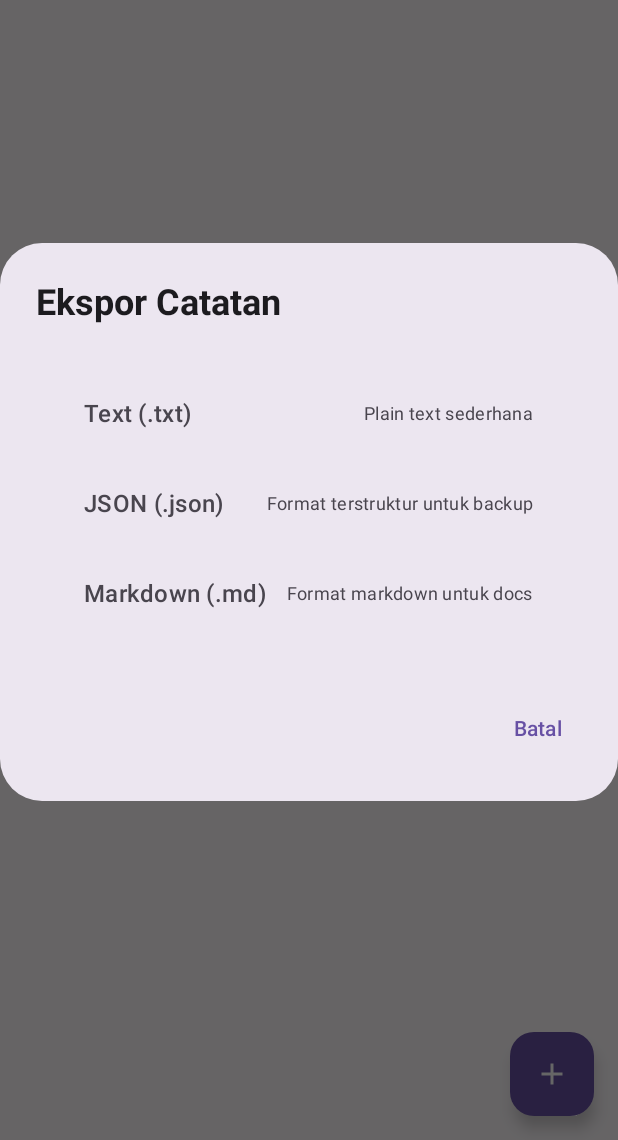
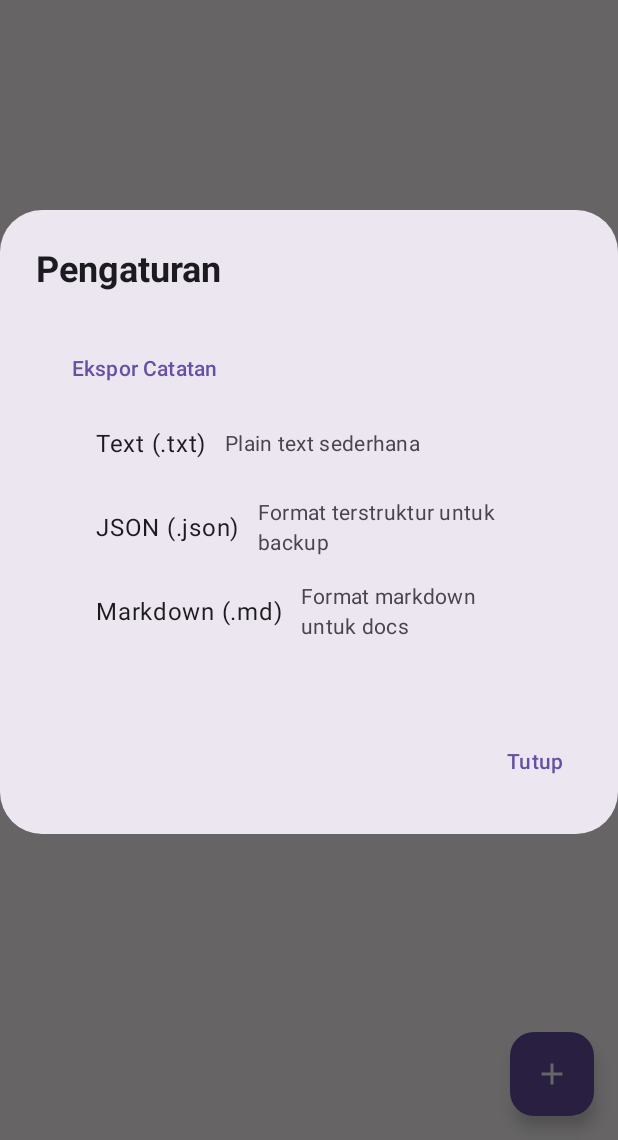
Before and after one commit to Nirune/Catetan, an Android app built with Jetpack Compose: the screen it shows after launch (MainActivity), after a tap on "Export", on a phone screen of 412 x 824 dp, the part 96-1236 px from its top. Run offline under Robolectric (Android 15) with nearby library versions, the phone set to English and light mode, and no system bars; our stand-ins replace Room's generated code.

Commit message:
Refactor export dialog to match settings dialog style

```diff
--- a/app/src/main/java/com/example/notesapp/presentation/ui/NoteListScreen.kt
+++ b/app/src/main/java/com/example/notesapp/presentation/ui/NoteListScreen.kt
@@ -300,28 +300,52 @@ fun SingleNoteExportDialog(
 
     AlertDialog(
         onDismissRequest = onDismiss,
-        title = { Text("Ekspor \"${note.title}\"", fontWeight = FontWeight.Bold) },
+        title = { Text(stringResource(R.string.settings_title), fontWeight = FontWeight.Bold) },
         text = {
             Column(
-                modifier = Modifier.padding(16.dp),
+                modifier = Modifier.padding(24.dp),
                 verticalArrangement = Arrangement.spacedBy(8.dp)
+            ) {
+                Text(
+                    text = "Ekspor \"${note.title}\"",
+                    style = MaterialTheme.typography.labelLarge.copy(
+                        fontWeight = FontWeight.Medium
+                    ),
+                    color = MaterialTheme.colorScheme.primary,
+                    modifier = Modifier.padding(bottom = 4.dp)
+                )
+                Column(
+                    modifier = Modifier.selectableGroup()
                 ) {
                     formats.forEach { item ->
                         Row(
                             modifier = Modifier
                                 .fillMaxWidth()
+                                .height(56.dp)
                                 .clickable { onExport(item.format) }
-                            .padding(16.dp)
+                                .padding(horizontal = 16.dp),
+                            verticalAlignment = Alignment.CenterVertically
                         ) {
-                        Text(item.label, fontWeight = FontWeight.Medium, fontSize = 16.sp)
-                        Spacer(modifier = Modifier.weight(1f))
-                        Text(item.desc, color = MaterialTheme.colorScheme.onSurfaceVariant, fontSize = 12.sp)
+                            Text(
+                                text = item.label,
+                                style = MaterialTheme.typography.bodyLarge,
+                                color = MaterialTheme.colorScheme.onSurface
+                            )
+                            Spacer(modifier = Modifier.width(12.dp))
+                            Text(
+                                text = item.desc,
+                                style = MaterialTheme.typography.bodyMedium,
+                                color = MaterialTheme.colorScheme.onSurfaceVariant
+                            )
+                        }
                     }
                 }
             }
         },
         confirmButton = {
-            TextButton(onClick = onDismiss) { Text("Batal") }
+            TextButton(onClick = onDismiss) {
+                Text(stringResource(R.string.close))
+            }
         }
     )
 }
@@ -339,28 +363,52 @@ fun ExportMenuDialog(
 
     AlertDialog(
         onDismissRequest = onDismiss,
-        title = { Text("Ekspor Catatan", fontWeight = FontWeight.Bold) },
+        title = { Text(stringResource(R.string.settings_title), fontWeight = FontWeight.Bold) },
         text = {
             Column(
-                modifier = Modifier.padding(16.dp),
+                modifier = Modifier.padding(24.dp),
                 verticalArrangement = Arrangement.spacedBy(8.dp)
+            ) {
+                Text(
+                    text = "Ekspor Catatan",
+                    style = MaterialTheme.typography.labelLarge.copy(
+                        fontWeight = FontWeight.Medium
+                    ),
+                    color = MaterialTheme.colorScheme.primary,
+                    modifier = Modifier.padding(bottom = 4.dp)
+                )
+                Column(
+                    modifier = Modifier.selectableGroup()
                 ) {
                     formats.forEach { item ->
                         Row(
                             modifier = Modifier
                                 .fillMaxWidth()
+                                .height(56.dp)
                                 .clickable { onExport(item.format) }
-                            .padding(16.dp)
+                                .padding(horizontal = 16.dp),
+                            verticalAlignment = Alignment.CenterVertically
                         ) {
-                        Text(item.label, fontWeight = FontWeight.Medium, fontSize = 16.sp)
-                        Spacer(modifier = Modifier.weight(1f))
-                        Text(item.desc, color = MaterialTheme.colorScheme.onSurfaceVariant, fontSize = 12.sp)
+                            Text(
+                                text = item.label,
+                                style = MaterialTheme.typography.bodyLarge,
+                                color = MaterialTheme.colorScheme.onSurface
+                            )
+                            Spacer(modifier = Modifier.width(12.dp))
+                            Text(
+                                text = item.desc,
+                                style = MaterialTheme.typography.bodyMedium,
+                                color = MaterialTheme.colorScheme.onSurfaceVariant
+                            )
+                        }
                     }
                 }
             }
         },
         confirmButton = {
-            TextButton(onClick = onDismiss) { Text("Batal") }
+            TextButton(onClick = onDismiss) {
+                Text(stringResource(R.string.close))
+            }
         }
     )
 }
```
Lines whose indentation alone changed are shown as unchanged.
